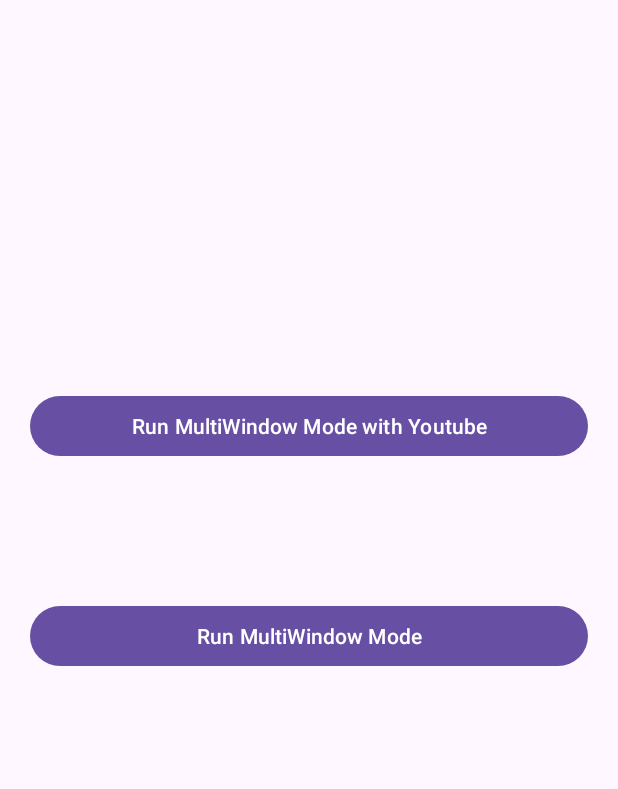
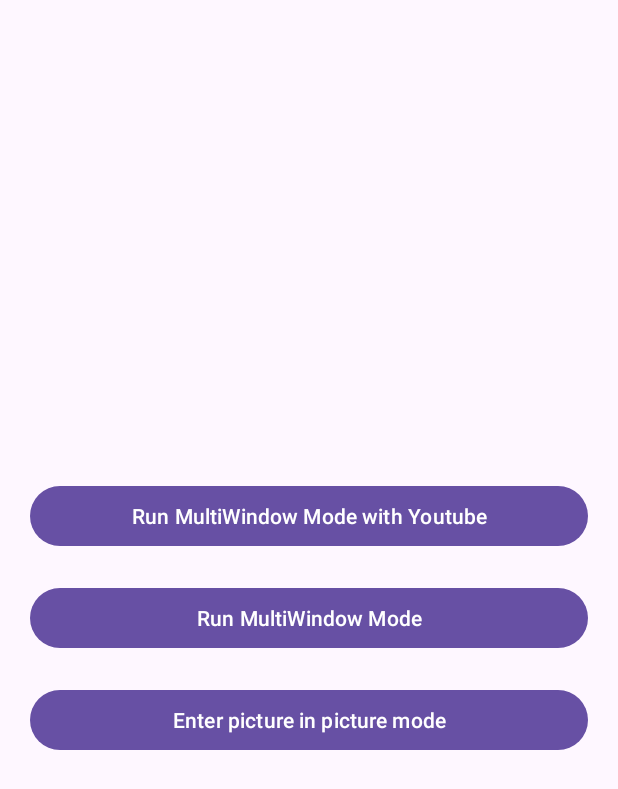
Before and after one commit to tolgaprm/AndroidDocumentsExamples, an Android app: the layout activity_main.xml on its own in the app's theme, with its tools: preview values and no code run, on a phone screen of 412 x 824 dp. Shown: the top 789 px of the screen. Run offline under Robolectric (Android 15) with nearby library versions, the phone set to English and light mode, and no system bars.

Commit message:
Added pictureInPicture mode

```diff
--- a/app/src/main/AndroidManifest.xml
+++ b/app/src/main/AndroidManifest.xml
@@ -15,7 +15,8 @@
         <activity
             android:name=".MainActivity"
             android:exported="true"
-            android:configChanges="uiMode">
+            android:configChanges="uiMode"
+            android:supportsPictureInPicture="true">
             <intent-filter>
                 <action android:name="android.intent.action.MAIN" />
 
--- a/app/src/main/java/com/prmto/inviodocuments/MainActivity.kt
+++ b/app/src/main/java/com/prmto/inviodocuments/MainActivity.kt
@@ -23,6 +23,10 @@ class MainActivity : AppCompatActivity() {
 
         binding.btnRunMultiWindowModeWithUrl.setOnClickListener {
             startMultiWindowModeWithUrl()
+        }
+
+        binding.btnEnterPictureInPictureMode.setOnClickListener {
+            enterPictureInPictureMode()
         }
     }
 
--- a/app/src/main/res/layout/activity_main.xml
+++ b/app/src/main/res/layout/activity_main.xml
@@ -12,13 +12,13 @@
         android:layout_width="match_parent"
         android:layout_height="wrap_content"
         android:layout_marginHorizontal="20dp"
+        android:layout_marginVertical="20dp"
         android:text="@string/run_multiwindow_mode"
-        app:layout_constraintBottom_toBottomOf="parent"
+        app:layout_constraintBottom_toTopOf="@+id/btnEnterPictureInPictureMode"
         app:layout_constraintEnd_toEndOf="parent"
-        app:layout_constraintHorizontal_bias="0.4"
+        app:layout_constraintHorizontal_bias="0.5"
         app:layout_constraintStart_toStartOf="parent"
-        app:layout_constraintTop_toBottomOf="@+id/btnRunMultiwindowModeWithYouTube"
-        app:layout_constraintVertical_bias="0.197" />
+        app:layout_constraintTop_toBottomOf="@+id/btnRunMultiwindowModeWithYouTube" />
 
     <Button
         android:id="@+id/btnRunMultiwindowModeWithYouTube"
@@ -26,10 +26,23 @@
         android:layout_height="wrap_content"
         android:layout_marginHorizontal="20dp"
         android:text="@string/run_multiwindow_mode_with_youtube"
+        app:layout_constraintBottom_toTopOf="@+id/btnRunMultiWindowModeWithUrl"
+        app:layout_constraintEnd_toEndOf="parent"
+        app:layout_constraintHorizontal_bias="0.5"
+        app:layout_constraintStart_toStartOf="parent"
+        app:layout_constraintTop_toTopOf="parent"
+        app:layout_constraintVertical_chainStyle="packed" />
+
+    <Button
+        android:id="@+id/btnEnterPictureInPictureMode"
+        android:layout_width="match_parent"
+        android:layout_height="wrap_content"
+        android:layout_marginHorizontal="20dp"
+        android:text="@string/enter_picture_in_picture_mode"
         app:layout_constraintBottom_toBottomOf="parent"
         app:layout_constraintEnd_toEndOf="parent"
+        app:layout_constraintHorizontal_bias="0.5"
         app:layout_constraintStart_toStartOf="parent"
-        app:layout_constraintTop_toTopOf="parent"
-        app:layout_constraintVertical_bias="0.335" />
+        app:layout_constraintTop_toBottomOf="@+id/btnRunMultiWindowModeWithUrl" />
 
 </androidx.constraintlayout.widget.ConstraintLayout>
--- a/app/src/main/res/values/strings.xml
+++ b/app/src/main/res/values/strings.xml
@@ -4,4 +4,5 @@
     <string name="light_theme">Light Theme</string>
     <string name="run_multiwindow_mode">Run MultiWindow Mode</string>
     <string name="run_multiwindow_mode_with_youtube">Run MultiWindow Mode with Youtube</string>
+    <string name="enter_picture_in_picture_mode">Enter picture in picture mode</string>
 </resources>
```
Also changed, not shown: 1 other file.
